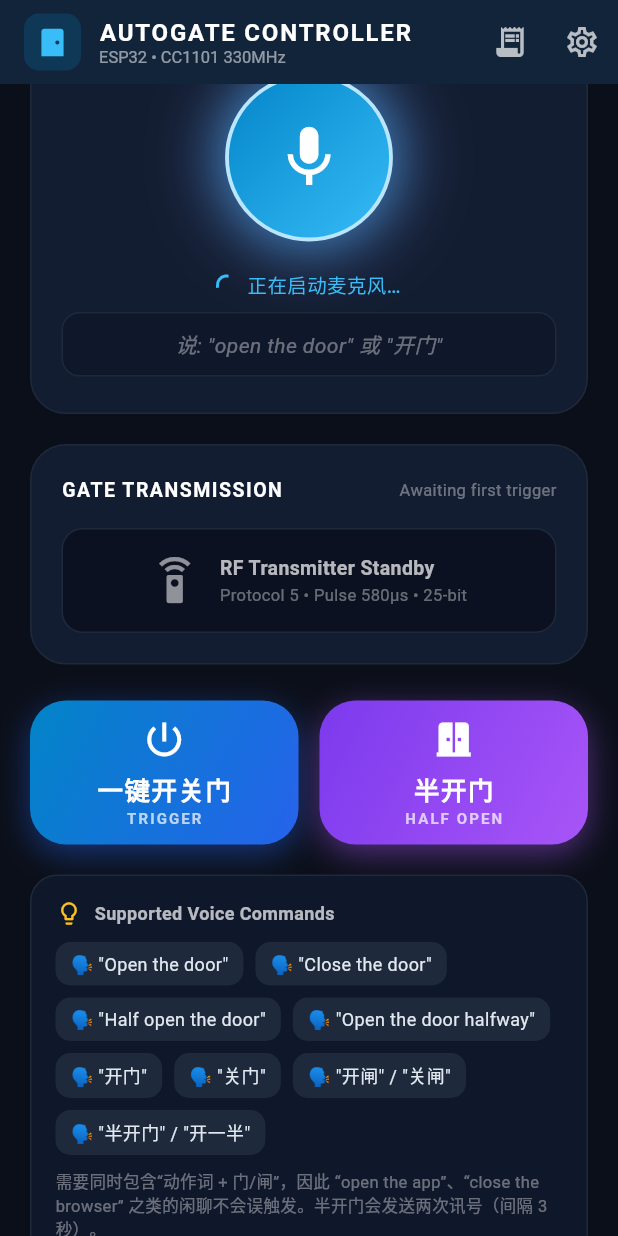
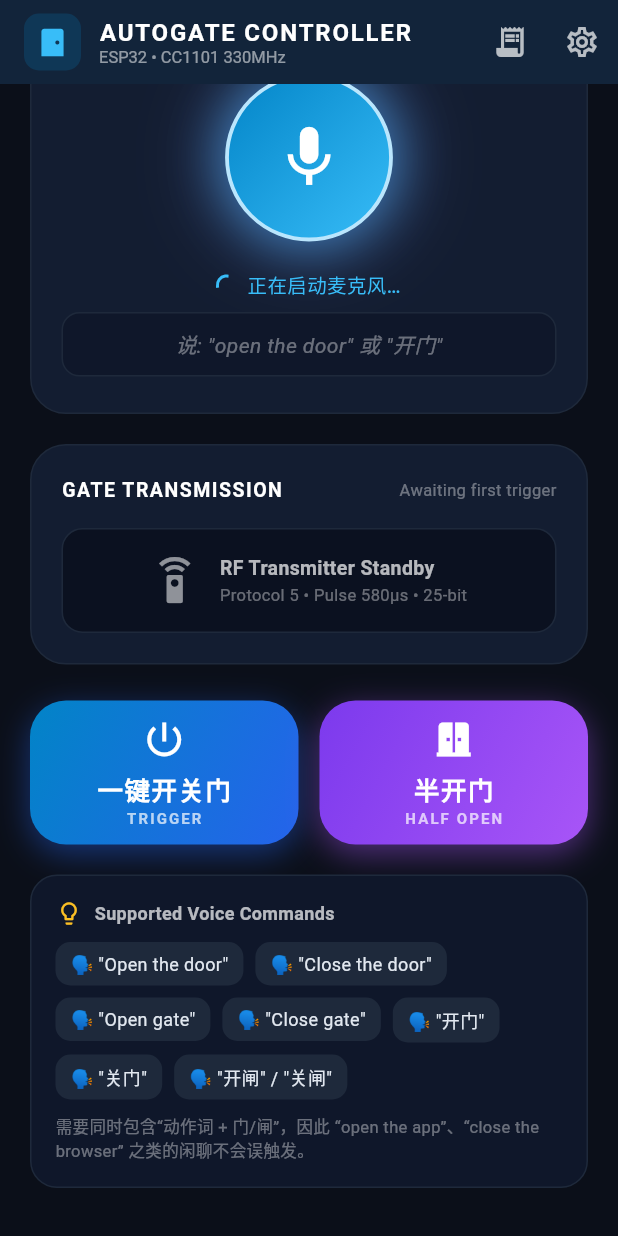
Before and after one commit to WxSTER056/autogate, a Flutter app: the screen it shows after launch, scrolled down 185 dp, on a phone screen of 412 x 824 dp. Run offline on Flutter 3.47's test engine with Material 3 defaults, Android fonts, the phone set to English and light mode, and no system bars; our stand-ins replace firebase_core, firebase_database, speech_to_text; accounts and stored records are empty.

Commit message:
fix: revert voice changes and make half-open a plain button with a 5s gap
Voice
- Restores lib/services/speech_service.dart and its tests to the state from
  ff43673: 12s sessions, no immediate-cancel-on-keyword, no half-open
  recognition. The close-on-keyword and 10s window were reverted because
  they did not work.

Half-open
- Button only, no voice command.
- It behaves exactly like the main button: send one trigger, wait five
  seconds, send the same trigger again. GateAction.pulseGap is now 5s.
- The firmware still turns one trigger into one RF pulse, so no reflash is
  needed on any version.

```diff
--- a/lib/screens/home_screen.dart
+++ b/lib/screens/home_screen.dart
@@ -9,8 +9,6 @@ import '../widgets/settings_dialog.dart';
 /// Maps a recognised voice command to the gate action it performs.
 GateAction actionForCommand(String command) {
   switch (command) {
-    case kCommandHalfOpenDoor:
-      return GateAction.halfOpen;
     case kCommandOpenDoor:
     case kCommandCloseDoor:
     default:
@@ -21,8 +19,6 @@ GateAction actionForCommand(String command) {
 /// Display text for a recognised voice command.
 String labelForCommand(String command) {
   switch (command) {
-    case kCommandHalfOpenDoor:
-      return "HALF OPEN THE DOOR";
     case kCommandOpenDoor:
       return "OPEN THE DOOR";
     case kCommandCloseDoor:
@@ -836,18 +832,17 @@ class _HomeScreenState extends State<HomeScreen>
             children: [
               _buildChip("🗣️ \"Open the door\""),
               _buildChip("🗣️ \"Close the door\""),
-              _buildChip("🗣️ \"Half open the door\""),
-              _buildChip("🗣️ \"Open the door halfway\""),
+              _buildChip("🗣️ \"Open gate\""),
+              _buildChip("🗣️ \"Close gate\""),
               _buildChip("🗣️ \"开门\""),
               _buildChip("🗣️ \"关门\""),
               _buildChip("🗣️ \"开闸\" / \"关闸\""),
-              _buildChip("🗣️ \"半开门\" / \"开一半\""),
             ],
           ),
           const SizedBox(height: 10),
           const Text(
             "需要同时包含“动作词 + 门/闸”，因此 “open the app”、“close the browser” "
-            "之类的闲聊不会误触发。半开门会发送两次讯号（间隔 3 秒）。",
+            "之类的闲聊不会误触发。",
             style: TextStyle(color: Colors.white38, fontSize: 11, height: 1.4),
           ),
         ],
--- a/lib/services/firebase_service.dart
+++ b/lib/services/firebase_service.dart
@@ -207,12 +207,10 @@ class GateService {
 
     addLog("Trigger requested via $source (${action.wire})");
 
-    // The app repeats the trigger itself rather than asking the firmware to
-    // emit two pulses. That way half-open works on the firmware that is
-    // already flashed, with no reflash needed.
+    // 半开门和一键开关门完全一样，只是发完第一次后再等 5 秒补发一次。
     for (var i = 1; i <= action.pulseCount; i++) {
       if (i > 1) {
-        addLog("半开门：等待 ${GateAction.pulseGap.inSeconds} 秒后发送第 $i 次讯号…");
+        addLog("半开门：等待 ${GateAction.pulseGap.inSeconds} 秒后补发第 $i 次讯号…");
         await Future<void>.delayed(GateAction.pulseGap);
       }
       final ok = await _sendOnce(source);
--- a/lib/services/gate_command.dart
+++ b/lib/services/gate_command.dart
@@ -1,15 +1,14 @@
 /// What the gate should physically do when a trigger is accepted.
 ///
 /// The wire value is what travels to the ESP32 in the trigger payload; the
-/// firmware decides how many RF pulses each one produces.
+/// firmware always turns one trigger into one RF pulse.
 enum GateAction {
   /// A single pulse, which opens the gate if it is closed and closes it if
-  /// it is open. This is the normal button and "open"/"close the door" voice
-  /// behaviour.
+  /// it is open. Used by the main button and by every voice command.
   toggle('toggle', '一键开关门'),
 
-  /// Two pulses three seconds apart, which leaves the gate in the half-open
-  /// position.
+  /// Identical to [toggle], except the app repeats the trigger after
+  /// [pulseGap] so the gate ends up half open.
   halfOpen('half_open', '半开门');
 
   const GateAction(this.wire, this.label);
@@ -20,11 +19,11 @@ enum GateAction {
   /// Human readable name shown in the UI.
   final String label;
 
-  /// How many RF pulses the firmware should send.
+  /// How many triggers the app sends.
   int get pulseCount => this == GateAction.halfOpen ? 2 : 1;
 
-  /// Gap between pulses, only meaningful when [pulseCount] is greater than one.
-  static const Duration pulseGap = Duration(seconds: 3);
+  /// Gap between the two triggers for [halfOpen].
+  static const Duration pulseGap = Duration(seconds: 5);
 
   /// Parses a value received from the firmware or a stored payload.
   /// Anything unrecognised falls back to [toggle] so older payloads keep working.
--- a/lib/services/speech_service.dart
+++ b/lib/services/speech_service.dart
@@ -8,9 +8,6 @@ import 'package:speech_to_text/speech_to_text.dart' as stt;
 
 const String kCommandOpenDoor = 'OPEN_DOOR';
 const String kCommandCloseDoor = 'CLOSE_DOOR';
-
-/// Stop at a half-open position: two RF pulses three seconds apart.
-const String kCommandHalfOpenDoor = 'HALF_OPEN_DOOR';
 
 /// Normalised transcript plus the gate command it maps to.
 class CommandMatch {
@@ -51,11 +48,11 @@ class SpeechService {
   final stt.SpeechToText _speech = stt.SpeechToText();
 
   // --- Session tuning -----------------------------------------------------
-  /// Hard cap for a single recognition session: the mic stays open for ten
-  /// seconds at a time, then closes and is reopened.
-  static const Duration _maxSession = Duration(seconds: 10);
+  /// Hard cap for a single recognition session.
+  static const Duration _maxSession = Duration(seconds: 12);
 
-  /// End the session early after this much silence.
+  /// End the session after this much silence. Android already applies its own
+  /// ~2-3s pause, this just makes the cut-off deterministic.
   static const Duration _pauseAfterSilence = Duration(seconds: 4);
 
   /// How long to wait for the platform's final result before promoting the
@@ -65,11 +62,6 @@ class SpeechService {
 
   /// Gap between a finished session and the next one.
   static const Duration _restartGap = Duration(milliseconds: 350);
-
-  /// After a keyword fires the mic is closed immediately; this is how long we
-  /// then wait before opening it again. Long enough that the gate motor noise
-  /// is not picked up, short enough to stay responsive.
-  static const Duration _resumeAfterCommand = Duration(milliseconds: 1500);
 
   /// Watchdog: if the platform never reports `done` after `notListening`,
   /// restart anyway after this long.
@@ -117,9 +109,6 @@ class SpeechService {
   // --- Internal state -----------------------------------------------------
   Future<bool>? _initFuture;
   Timer? _restartTimer;
-
-  /// Reopens the mic shortly after a keyword fired, see [_handleResult].
-  Timer? _resumeTimer;
 
   /// Bumped whenever a session ends or is cancelled. Any pending restart
   /// carrying an older token is dropped.
@@ -361,8 +350,6 @@ class SpeechService {
   void _cancelRestart() {
     _restartTimer?.cancel();
     _restartTimer = null;
-    _resumeTimer?.cancel();
-    _resumeTimer = null;
   }
 
   /// Queue exactly one restart, replacing any previous one.
@@ -461,16 +448,6 @@ class SpeechService {
     _lastTriggerTime = DateTime.now();
     recognizedCommand.value = match.phrase;
     debugPrint("Command ${match.command} matched on '${match.phrase}'");
-
-    // Close the mic straight away: the keyword is all we needed, and leaving
-    // it open would let the gate motor noise trigger a second command.
-    _endSession();
-    _resumeTimer?.cancel();
-    _resumeTimer = Timer(_resumeAfterCommand, () {
-      _resumeTimer = null;
-      if (_shouldListen) _beginSession(immediate: true);
-    });
-
     onDoorCommandDetected?.call(match.command);
   }
 
@@ -512,12 +489,10 @@ class SpeechService {
   static const List<String> _contextualPhrases = [
     'open the door',
     'close the door',
-    'half open the door',
     'open gate',
     'close gate',
     '开门',
     '关门',
-    '半开门',
   ];
 
   // --- Command matching ---------------------------------------------------
@@ -544,18 +519,6 @@ class SpeechService {
     r'\b(door|doors|gate|gates|garage|barrier|shutter|roller)\b',
   );
 
-  /// Half-open must be tested before open/close, because "half open the door"
-  /// also satisfies the open rule.
-  static final RegExp _halfOpenEn = RegExp(
-    r'\bhalf[-\s]?open\b|\bhalf[-\s]?way\b|\bpartly\s+open\b|\bpartially\s+open\b',
-  );
-
-  static const List<String> _halfOpenZh = [
-    '半开一半', '開一半門', '半开一下', '半開一下', '只开一半', '只開一半',
-    '半开门', '半開門', '半开门', '半开', '半開', '开门一半', '開門一半',
-    '开一半', '開一半', '开一半门', '開一半門',
-  ];
-
   static const List<String> _openZh = [
     '开门', '開門', '开闸', '開閘', '打开门', '打開門', '打开大门', '门打开',
     '把门打开', '拉开门', '拉開門', '升起闸门', '升闸', '开一下门', '开门一下',
@@ -569,19 +532,11 @@ class SpeechService {
   ///
   /// Requires an action verb *and* a door-like target so that "open the app"
   /// or "close the browser" never operates the gate, and so that background
-  /// chatter does not trigger it. Half-open is checked first because its
-  /// wording overlaps with open.
+  /// chatter does not trigger it.
   static CommandMatch? matchCommand(String raw) {
     final text = raw.toLowerCase().replaceAll(_cleaner, ' ').trim();
     if (text.isEmpty) return null;
     if (_notForUs.hasMatch(text)) return null;
-
-    // Half-open takes priority over both open and close.
-    for (final phrase in _halfOpenZh) {
-      if (text.contains(phrase)) return CommandMatch(kCommandHalfOpenDoor, phrase);
-    }
-    final halfEn = _halfOpenEn.firstMatch(text);
-    if (halfEn != null) return CommandMatch(kCommandHalfOpenDoor, halfEn.group(0)!);
 
     // Chinese has no word boundaries, so match the phrases directly.
     for (final phrase in _closeZh) {
```
Also changed, not shown: 3 other files.
